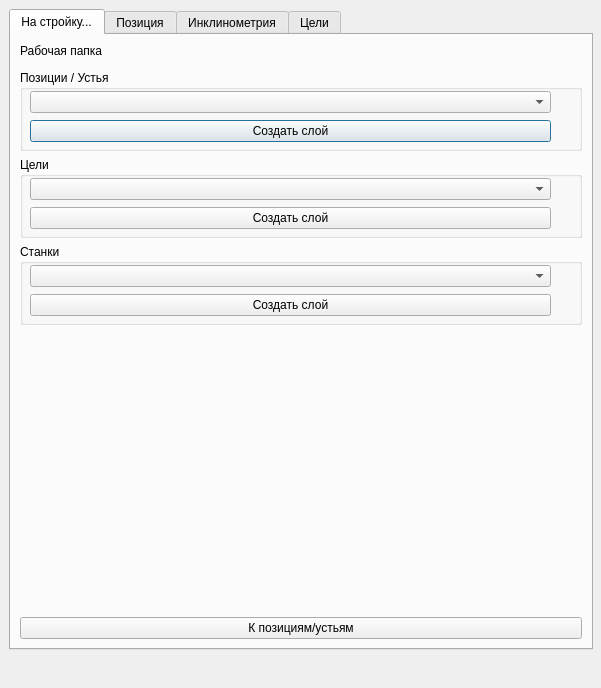
Old version of the form inclinometr_dialog_base.ui in the repository Aykuayvenchorr/inclinometr.
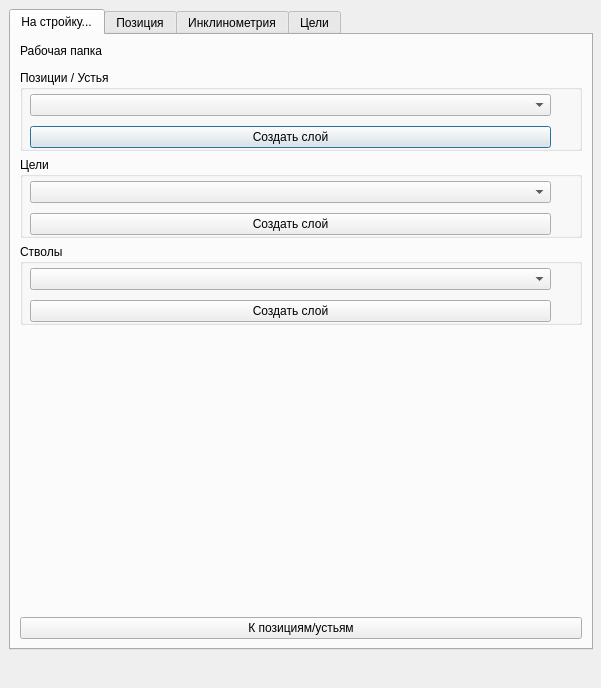
New version of the form. The open tabs and pages were chosen to show the change. Icons and pictures are not drawn. Custom widgets are drawn as their Qt base class.

```diff
--- a/inclinometr_dialog_base.ui
+++ b/inclinometr_dialog_base.ui
@@ -90,7 +90,7 @@
           <x>10</x>
           <y>20</y>
           <width>521</width>
-          <height>53</height>
+          <height>63</height>
          </rect>
         </property>
         <layout class="QVBoxLayout" name="verticalLayout_10">
@@ -125,7 +125,7 @@
           <x>10</x>
           <y>20</y>
           <width>521</width>
-          <height>53</height>
+          <height>63</height>
          </rect>
         </property>
         <layout class="QVBoxLayout" name="verticalLayout_11">
@@ -152,7 +152,7 @@
         </size>
        </property>
        <property name="title">
-        <string>Станки</string>
+        <string>Стволы</string>
        </property>
        <widget class="QWidget" name="layoutWidget_3">
         <property name="geometry">
@@ -160,7 +160,7 @@
           <x>10</x>
           <y>20</y>
           <width>521</width>
-          <height>53</height>
+          <height>63</height>
          </rect>
         </property>
         <layout class="QVBoxLayout" name="verticalLayout_12">
```
Left out of the diff: 9 changed lines with no effect on the pictures.
